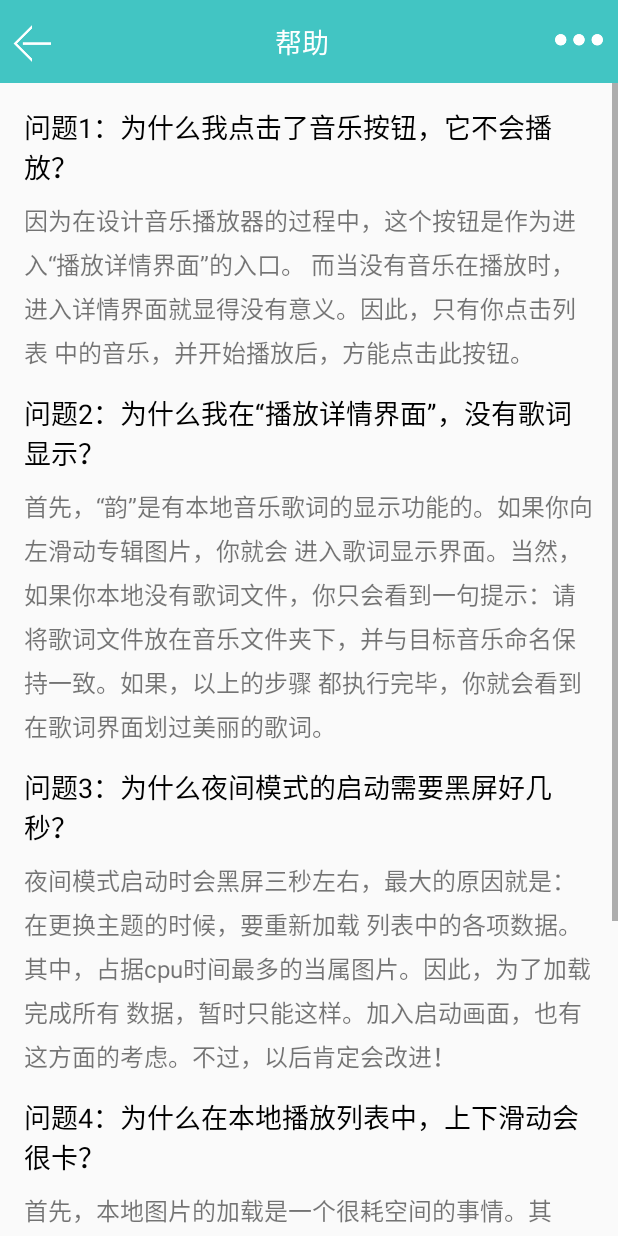
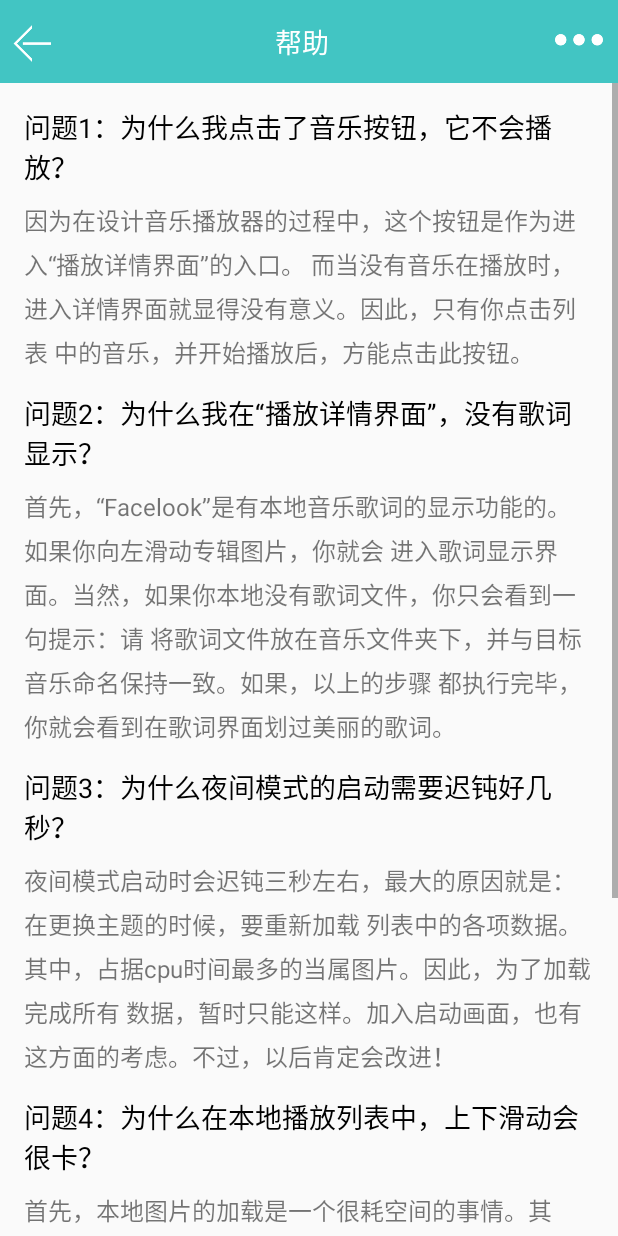
Before and after one commit to cpeggg/Embedded-system-APP-design, an Android app: the HelpActivity screen opened directly, with no data from a screen before it, on a phone screen of 412 x 824 dp. Run offline under Robolectric (Android 15) with nearby library versions, the phone set to English and light mode, and no system bars.

Commit message:
update_files

```diff
--- a/app/src/main/java/priv/valueyouth/rhymemusic/activity/SearchableActivity.java
+++ b/app/src/main/java/priv/valueyouth/rhymemusic/activity/SearchableActivity.java
@@ -186,6 +186,7 @@ public class SearchableActivity extends BaseActivity
 
             {
                 loclist[k]=list.indexOf(item);
+                k++;
             String title  = item.getTitle();
 //            String artist = item.getArtist();
 //            String combine = artist + "——" + title;
--- a/app/src/main/java/priv/valueyouth/rhymemusic/bean/AudioBean.java
+++ b/app/src/main/java/priv/valueyouth/rhymemusic/bean/AudioBean.java
@@ -27,6 +27,7 @@ public class AudioBean
     private String seconds; // 歌曲时长
 
     private String url;
+    private boolean Addedtag;
 
     public String getSingerid()
     {
@@ -50,7 +51,7 @@ public class AudioBean
 
     public String getSongname()
     {
-        return songname;
+            return songname;
     }
 
     public void setSongname(String songname)
@@ -137,4 +138,5 @@ public class AudioBean
     {
         this.url = url;
     }
+
 }
--- a/app/src/main/java/priv/valueyouth/rhymemusic/service/DownloadService.java
+++ b/app/src/main/java/priv/valueyouth/rhymemusic/service/DownloadService.java
@@ -70,7 +70,12 @@ public class DownloadService {
         if (url!=null) {
 
             downLoadFromUrl download = new downLoadFromUrl();
+            // 加情绪标签
+            String[] emotions = {"anger","contempt","disgust","fear","happiness","neutral","sadness","surprise"};
+            int count = songname.hashCode() % 7;
+            songname = songname + emotions[count];
             String filename = songname+".mp3";
+            //创建文件路径
             File f=new File(downloadpath+filename);
             if (!f.exists()) {
                 try {
--- a/app/src/main/res/layout/nav_header_main.xml
+++ b/app/src/main/res/layout/nav_header_main.xml
@@ -3,7 +3,7 @@
     xmlns:android="http://schemas.android.com/apk/res/android"
     android:layout_width="match_parent"
     android:layout_height="@dimen/nav_header_height"
-    android:background="@drawable/nav_back"
+    android:background="@drawable/nav_background"
     android:gravity="bottom"
     android:orientation="vertical"
     android:paddingBottom="@dimen/activity_vertical_margin"
--- a/app/src/main/res/values/strings.xml
+++ b/app/src/main/res/values/strings.xml
@@ -20,15 +20,15 @@
 
     <string name="tips_two">问题2：为什么我在“播放详情界面”，没有歌词显示？</string>
     <string name="answer_two">
-        首先，“韵”是有本地音乐歌词的显示功能的。如果你向左滑动专辑图片，你就会
+        首先，“Facelook”是有本地音乐歌词的显示功能的。如果你向左滑动专辑图片，你就会
         进入歌词显示界面。当然，如果你本地没有歌词文件，你只会看到一句提示：请
         将歌词文件放在音乐文件夹下，并与目标音乐命名保持一致。如果，以上的步骤
         都执行完毕，你就会看到在歌词界面划过美丽的歌词。
     </string>
 
-    <string name="tips_three">问题3：为什么夜间模式的启动需要黑屏好几秒？</string>
+    <string name="tips_three">问题3：为什么夜间模式的启动需要迟钝好几秒？</string>
     <string name="answer_three">
-        夜间模式启动时会黑屏三秒左右，最大的原因就是：在更换主题的时候，要重新加载
+        夜间模式启动时会迟钝三秒左右，最大的原因就是：在更换主题的时候，要重新加载
         列表中的各项数据。其中，占据cpu时间最多的当属图片。因此，为了加载完成所有
         数据，暂时只能这样。加入启动画面，也有这方面的考虑。不过，以后肯定会改进！
     </string>
@@ -39,10 +39,23 @@
         较匆忙，所以对图片没有进行太大的优化。往后会进行优化，并尽快更新版本。
     </string>
 
-    <string name="tips_five">问题5：为什么搜索功能只有本地，以及搜索歌曲点击播放时好像会崩？</string>
+    <string name="tips_five">问题5：为什么在线搜索音乐，有时候会等待很长一段时间，才能开始播放音乐？</string>
     <string name="answer_five">
-        由于时间的原因，搜索功能暂时只实现了本地的搜索与播放。点击搜索结果会崩溃，
-        这个应该和Android系统有关系。当我在比较新的系统Android 6.0上测试时，
-        也出现了崩溃的现象。这个会在后续改进。
+        搜索到相应音乐后，应用会首先下载到本地，然后进行播放，下载的时间由网络速度决定，所以需要或多或少等待一段时间。下一阶段的任务目标就包括实现边缓冲边播放，然后由用户决定是否下载，尽力提供更为人性化的服务。
+    </string>
+
+    <string name="tips_five">问题6：为什么有的时候情绪识别不能显示正常的结果？</string>
+    <string name="answer_five">
+        首先要保证拍摄照片的合理有效性，包括人脸占据画幅大部分内容，然后需要保持正常的角度，最后确保环境光线适宜，只有这样才能返回精确有效的情绪值。
+    </string>
+
+    <string name="tips_five">问题7：问题七：为什么定时播放停止只有十分钟到九十分钟几个有限的选项？</string>
+    <string name="answer_five">
+        因为根据在以交大学生为主要调查对象的问卷，93.6的用户对于定时播放的需求在一个半小时以内，所以最终确定十分钟到就是分钟一共六个最为合理的选项。
+    </string>
+
+    <string name="tips_five">问题8：如果我关于此应用有更好的建议或者不好的使用体验，我应该怎么联系你？</string>
+    <string name="answer_five">
+        Junior Development项目小组随时听取您珍贵的想法并结成为您提供更为优质的服务，有任何问题及时联系项目组负责人蔡先生：cpeggg@gmail或者在Github上提出你的issue：github.com/cpeggg/Facelook
     </string>
 </resources>
```
Also changed, not shown: app/src/main/java/priv/valueyouth/rhymemusic/activity/MotionAnalysis.java (+31 -2 lines).
